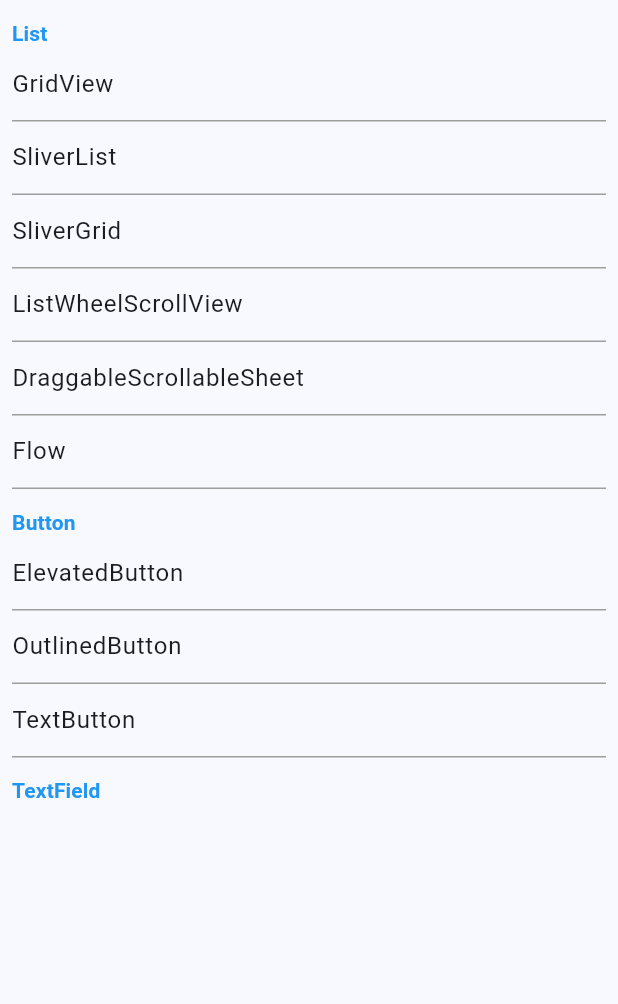
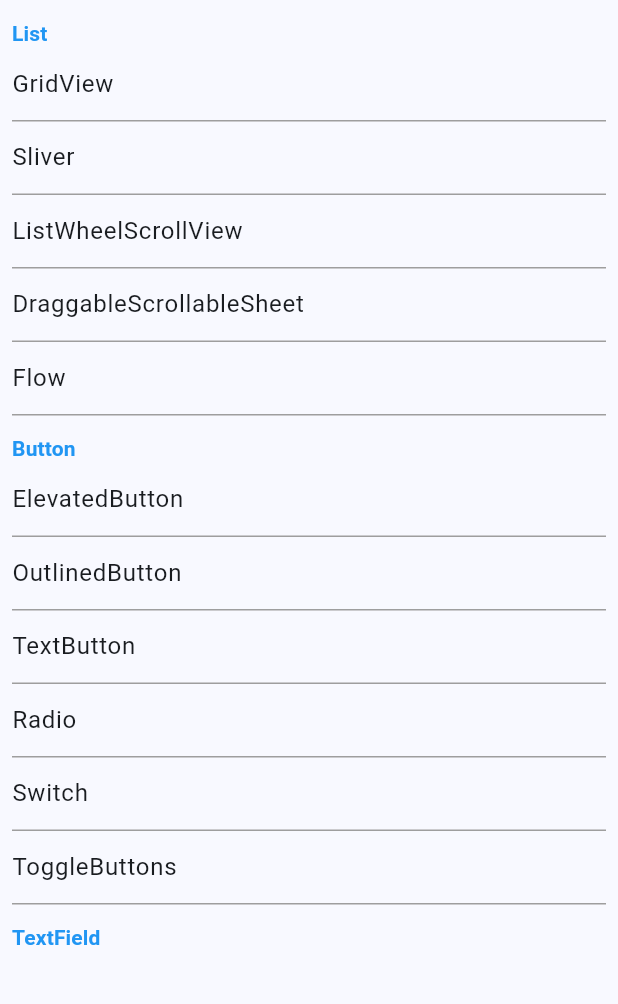
Before and after one commit to rikuyu/my_widget_catalog, a Flutter app: the screen it shows after launch, on a phone screen of 412 x 824 dp, the part 84-1088 px from its top. Run offline on Flutter 3.47's test engine with Material 3 defaults, Android fonts, the phone set to English and light mode, and no system bars; generated files the repository leaves out were written again.

Commit message:
add sliver

```diff
--- a/lib/catalog_list_screen.dart
+++ b/lib/catalog_list_screen.dart
@@ -2,6 +2,7 @@ import 'package:flutter/material.dart';
 import 'package:my_widget_catalog/catalog_item.dart';
 import 'package:flutter_gen/gen_l10n/app_localizations.dart';
 import 'package:my_widget_catalog/widgets/list/grid_view_catalog.dart';
+import 'package:my_widget_catalog/widgets/list/sliver_catalog.dart';
 
 class MyWidgetCatalog extends StatelessWidget {
   const MyWidgetCatalog({super.key});
@@ -24,8 +25,9 @@ class MyWidgetCatalog extends StatelessWidget {
           CategoryTitle(l10n.categoryListTitle).build(context),
           WidgetItem(l10n.gridView,
               () => _navigate(context, const GridViewCatalog())).build(context),
-          WidgetItem(l10n.sliverList, () {}).build(context),
-          WidgetItem(l10n.sliverGrid, () {}).build(context),
+          WidgetItem(
+                  l10n.sliver, () => _navigate(context, const SliverCatalog()))
+              .build(context),
           WidgetItem(l10n.listWheelScrollView, () {}).build(context),
           WidgetItem(l10n.draggableScrollableSheet, () {}).build(context),
           WidgetItem(l10n.flow, () {}).build(context),
@@ -35,6 +37,9 @@ class MyWidgetCatalog extends StatelessWidget {
           WidgetItem(l10n.elevatedButton, () {}).build(context),
           WidgetItem(l10n.outlinedButton, () {}).build(context),
           WidgetItem(l10n.textButton, () {}).build(context),
+          WidgetItem(l10n.radio, () {}).build(context),
+          WidgetItem(l10n.switchButton, () {}).build(context),
+          WidgetItem(l10n.toggleButtons, () {}).build(context),
 
           // TextField系
           CategoryTitle(l10n.categoryTextFieldTitle).build(context),
--- a/lib/l10n/app_ja.arb
+++ b/lib/l10n/app_ja.arb
@@ -1,9 +1,11 @@
 {
+    "@@locale": "ja",
     "appTitle": "Widget Catalog",
     "categoryListTitle": "List",
     "gridView": "GridView",
-    "sliverList": "SliverList",
-    "sliverGrid": "SliverGrid",
+    "sliverItemLabel": "{index}'s item",
+    "sliver": "Sliver",
+    "sliverAppBar": "SliverAppBar",
     "listWheelScrollView": "ListWheelScrollView",
     "draggableScrollableSheet": "DraggableScrollableSheet",
     "flow": "Flow",
@@ -11,5 +13,8 @@
     "elevatedButton": "ElevatedButton",
     "outlinedButton": "OutlinedButton",
     "textButton": "TextButton",
+    "radio": "Radio",
+    "switchButton": "Switch",
+    "toggleButtons": "ToggleButtons",
     "categoryTextFieldTitle": "TextField"
 }
```
Also changed, not shown: lib/widgets/list/sliver_catalog.dart (added, +78 -0 lines).
